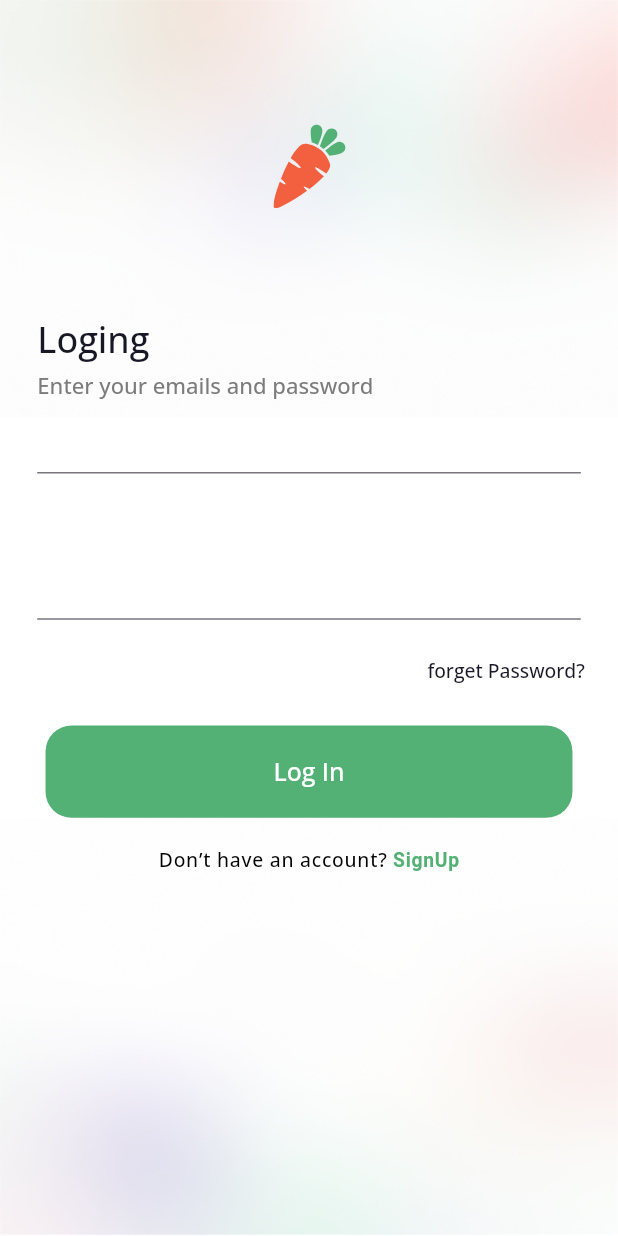
After one commit to aakanksha-bhatta/Online_Groceries_App, a Flutter app: the screen it shows after launch, after a tap on "Get Started", on a phone screen of 412 x 824 dp. The commit adds this screen. Run offline on Flutter 3.47's test engine with Material 3 defaults, Android fonts, the phone set to English and light mode, and no system bars; our stand-ins replace flutter_riverpod, flutter_screenutil, flutter_svg, go_router, shared_preferences.

Commit message:
Working on Login Page

```diff
--- a/lib/config/constants/app_color.dart
+++ b/lib/config/constants/app_color.dart
@@ -3,4 +3,6 @@ import 'package:flutter/material.dart';
 class AppColor {
   static const Color green = Color(0xFF53B175);
   static const Color white = Color(0xFFFFFFFF);
+  static const Color splashColor = Color(0xFF7BC48B);
+  // static const Color backgroundColor = Color(0xFFC4C4C4);
 }
--- /dev/null
+++ b/lib/config/route/path.dart
@@ -0,0 +1,5 @@
+class Path {
+  static const splash = '/splash';
+  static const onboarding = '/onboarding';
+  static const login = '/login';
+}
--- /dev/null
+++ b/lib/config/route/route.dart
@@ -0,0 +1,23 @@
+import 'package:go_router/go_router.dart';
+import 'package:online_groceries_app/config/route/path.dart';
+import 'package:online_groceries_app/features/auth/presentation/pages/login/login_page.dart';
+import 'package:online_groceries_app/features/auth/presentation/pages/onboarding/onboarding.dart';
+import 'package:online_groceries_app/features/auth/presentation/pages/splash/splash_screen.dart';
+
+final GoRouter router = GoRouter(
+  initialLocation: Path.splash,
+  routes:[
+    GoRoute(
+      path: Path.splash,
+      builder: (context, state) => SplashScreen(),
+    ),
+    GoRoute(
+      path: Path.onboarding,
+      builder: (context, state) => Onboarding(),
+    ),
+    GoRoute(
+      path: Path.login,
+      builder: (context, state) => LoginPage(),
+    ),
+  ]
+);
--- /dev/null
+++ b/lib/features/auth/presentation/pages/login/login_page.dart
@@ -0,0 +1,96 @@
+import 'package:flutter/material.dart';
+import 'package:flutter_screenutil/flutter_screenutil.dart';
+import 'package:flutter_svg/flutter_svg.dart';
+import 'package:online_groceries_app/features/auth/presentation/widget/background_layout_widget.dart';
+import 'package:online_groceries_app/features/auth/presentation/widget/custom_button_widget.dart';
+import 'package:online_groceries_app/features/auth/presentation/widget/input_text_form_widget.dart';
+import 'package:online_groceries_app/features/auth/presentation/widget/text_widget.dart';
+// import 'package:online_groceries_app/config/constants/app_color.dart';
+
+class LoginPage extends StatelessWidget {
+  const LoginPage({super.key});
+
+  @override
+  Widget build(BuildContext context) {
+    return Scaffold(
+      body: BackgroundLayoutWidget(
+        dynamicWidget: Stack(
+          children: [
+            Positioned(
+              top: 89.92.h,
+              left: 183.08.w,
+              child: SvgPicture.asset('assets/icons/carrot_color.svg'),
+            ),
+            Positioned(
+              top: 233.1.h, left: 25.01.w,
+              child: Column(
+                crossAxisAlignment: CrossAxisAlignment.start,
+                children: [
+                  TextWidget(
+                    title: "Loging",
+                    fontSize: 26.sp,
+                    fontWeight: FontWeight.w600,
+                    color: Color(0xFF181725),
+                    letterSpacing: 0,
+                    height: 1.0,
+                  ),
+                  TextWidget(
+                    title: "Enter your emails and password",
+                    fontSize: 16.sp,
+                    height: 2.5,
+                    fontWeight: FontWeight.w400,
+                    color: Color(0xFF7C7C7C),
+                    letterSpacing: 0,
+                  ),
+                ],
+              ),
+            ),
+            Column(
+              mainAxisAlignment: MainAxisAlignment.center,
+              children: [
+                InputTextFormWidget(),
+                InputTextFormWidget(),
+                Padding(
+                  padding: EdgeInsets.only(right: 24.08.sp),
+                  child: Align(
+                    alignment: Alignment.centerRight,
+                    child: TextWidget(title: 'forget Password?',
+                     fontSize: 14.sp,
+                      fontWeight: FontWeight.w400,
+                       color: Color(0xFF181725), letterSpacing: 0),
+                  ),
+                ),
+                SizedBox(height: 30.h,),
+                CustomButtonWidget(buttonName: "Log In"),
+                SizedBox(height: 25.h,),
+                Row(mainAxisAlignment: MainAxisAlignment.center,
+                  children: [
+                    TextWidget(title: "Don’t have an account?",
+                     fontSize: 14.sp,
+                     fontWeight: FontWeight.w600,
+                     color: Colors.black,
+                     height: 1,
+                     letterSpacing: 0.5,
+                     spans: [
+                      TextSpan(
+                        text: ' SignUp',
+                        style: TextStyle(
+                          fontSize: 14.sp,
+                          fontWeight: FontWeight.w600,
+                          color: Color(0xFF53B175),
+                          height: 1,
+                          letterSpacing: 0.5,
+                        )
+                      )
+                     ],
+                    ),
+                  ],
+                )
+                ],
+            ),
+          ],
+        ),
+      ),
+    );
+  }
+}
--- a/lib/features/auth/presentation/pages/onboarding/onboarding.dart
+++ b/lib/features/auth/presentation/pages/onboarding/onboarding.dart
@@ -1,9 +1,11 @@
 import 'package:flutter/material.dart';
 import 'package:flutter_screenutil/flutter_screenutil.dart';
 import 'package:flutter_svg/svg.dart';
+import 'package:go_router/go_router.dart';
 import 'package:online_groceries_app/features/auth/presentation/widget/custom_button_widget.dart';
 import 'package:online_groceries_app/features/auth/presentation/widget/text_widget.dart';
 import 'package:online_groceries_app/l10n/app_localizations.dart';
+import 'package:online_groceries_app/config/route/path.dart';
 
 class Onboarding extends StatelessWidget {
   const Onboarding({super.key});
@@ -11,7 +13,7 @@ class Onboarding extends StatelessWidget {
   @override
   Widget build(BuildContext context) {
     final theme = Theme.of(context);
-    final loc = AppLocalizations.of(context);
+    final loc = AppLocalizations.of(context)!;
     return Scaffold(
       body: Stack(
         children: [
@@ -44,30 +46,33 @@ class Onboarding extends StatelessWidget {
                     ),
                     SizedBox(height: 12.66.h),
                     TextWidget(
-                      title: 'Welcome',
+                      title: loc.welcome,
                       fontSize: 48.sp,
                       fontWeight: FontWeight.w600,
-                      color:theme.textTheme.displayMedium!.color! ,
+                      color: theme.textTheme.displayMedium!.color!,
                       letterSpacing: 0,
                     ),
                     TextWidget(
-                      title: 'to our store',
+                      title: loc.toOurStore,
                       fontSize: 48.sp,
                       fontWeight: FontWeight.w600,
-                      color:theme.textTheme.displayMedium!.color! ,
+                      color: theme.textTheme.displayMedium!.color!,
                       height: 0.6,
                       letterSpacing: 0,
                     ),
                     TextWidget(
-                      title: 'Ger your groceries in as fast as one hour',
+                      title: loc.gerYourGroceriesInAsFastAsOneHour,
                       fontSize: 16.sp,
                       fontWeight: FontWeight.w400,
-                      color:theme.textTheme.displayMedium!.color! ,
+                      color: theme.textTheme.displayMedium!.color!,
                       letterSpacing: 0,
                       height: 2.7,
                     ),
                     SizedBox(height: 40.88.h),
-                    CustomButtonWidget(buttonName: "Get Started")
+                    CustomButtonWidget(
+                      buttonName: loc.getStarted,
+                      onPressed: () =>context.go(Path.login),
+                    ),
                   ],
                 ),
               ),
--- a/lib/features/auth/presentation/pages/splash/splash_screen.dart
+++ b/lib/features/auth/presentation/pages/splash/splash_screen.dart
@@ -2,8 +2,9 @@ import 'package:flutter/material.dart';
 import 'package:flutter_riverpod/flutter_riverpod.dart';
 import 'package:flutter_screenutil/flutter_screenutil.dart';
 import 'package:flutter_svg/svg.dart';
-import 'package:online_groceries_app/features/auth/presentation/pages/onboarding/onboarding.dart';
+import 'package:go_router/go_router.dart';
 import 'package:online_groceries_app/features/auth/presentation/widget/text_widget.dart';
+import 'package:online_groceries_app/config/route/path.dart';
 
 class SplashScreen extends ConsumerStatefulWidget {
   const SplashScreen({super.key});
@@ -18,10 +19,9 @@ class _SplashScreenState extends ConsumerState<SplashScreen> {
     super.initState();
 
     Future.delayed(const Duration(seconds: 3), () {
-      Navigator.pushReplacement(
-        context,
-        MaterialPageRoute(builder: (_) => Onboarding()),
-      );
+      WidgetsBinding.instance.addPostFrameCallback((_) {
+        context.go(Path.onboarding);
+      });
     });
   }
 
@@ -56,7 +56,7 @@ class _SplashScreenState extends ConsumerState<SplashScreen> {
                 ),
               ],
             ),
-            SizedBox(height: 25.h),
+            SizedBox(height: 35.h),
             const CircularProgressIndicator(
               color: Colors.white,
               strokeWidth: 2.5,
--- /dev/null
+++ b/lib/features/auth/presentation/widget/background_layout_widget.dart
@@ -0,0 +1,27 @@
+import 'package:flutter/material.dart';
+import 'package:online_groceries_app/config/constants/app_color.dart';
+// import 'package:online_groceries_app/features/auth/presentation/widget/input_text_form_widget.dart';
+
+class BackgroundLayoutWidget extends StatelessWidget {
+  final Widget dynamicWidget;
+
+  const BackgroundLayoutWidget({super.key, required this.dynamicWidget});
+
+  @override
+  Widget build(BuildContext context) {
+    return Stack(
+      children: [
+        Container(
+          decoration: BoxDecoration(
+            color: AppColor.white,
+            image: DecorationImage(
+              image: AssetImage('assets/images/mask_group.png'),
+              fit: BoxFit.fill,
+            ),
+          ),
+        ),
+        dynamicWidget
+      ],
+    );
+  }
+}
--- a/lib/features/auth/presentation/widget/custom_button_widget.dart
+++ b/lib/features/auth/presentation/widget/custom_button_widget.dart
@@ -1,34 +1,42 @@
 import 'package:flutter/material.dart';
 import 'package:flutter_screenutil/flutter_screenutil.dart';
+import 'package:online_groceries_app/config/constants/app_color.dart';
 import 'package:online_groceries_app/features/auth/presentation/widget/text_widget.dart';
 
-class CustomButtonWidget extends StatelessWidget{
+class CustomButtonWidget extends StatelessWidget {
   final void Function()? onPressed;
   final String buttonName;
 
-
-  const CustomButtonWidget({super.key, this.onPressed, required this.buttonName});
+  const CustomButtonWidget({
+    super.key,
+    this.onPressed,
+    required this.buttonName,
+  });
 
   @override
   Widget build(BuildContext context) {
-        final theme = Theme.of(context);
-    return ElevatedButton(
-      onPressed: onPressed,
-      child: Container(
-        height: 67.h, width: 353.w,
-        decoration: BoxDecoration(
-          color: theme.primaryColor,
-          borderRadius: BorderRadius.circular(19.r)
-        ),
-        child: Center(
+    final theme = Theme.of(context);
+
+    return Material(
+      color: theme.primaryColor,
+      borderRadius: BorderRadius.circular(19.r),
+      child: InkWell(
+        onTap: onPressed,
+        splashColor: AppColor.splashColor,
+        borderRadius: BorderRadius.circular(19.r),
+        child: Container(
+          height: 67.h,
+          width: 353.w,
+          alignment: Alignment.center,
           child: TextWidget(
             title: buttonName,
-           fontSize: 18.sp,
+            fontSize: 18.sp,
             fontWeight: FontWeight.w600,
-             color:theme.textTheme.displayMedium!.color!,
-              letterSpacing: 0),
+            color: theme.textTheme.displayMedium?.color ?? Colors.white,
+            letterSpacing: 0,
+          ),
         ),
-
-      ));
+      ),
+    );
   }
 }
--- /dev/null
+++ b/lib/features/auth/presentation/widget/input_text_form_widget.dart
@@ -0,0 +1,47 @@
+import 'package:flutter/material.dart';
+
+class InputTextFormWidget extends StatelessWidget {
+  final TextEditingController? controller;
+  final String? hintText;
+  final bool obscureText;
+  final TextInputType keyboardType;
+  final String? Function(String?)? validator;
+
+
+  const InputTextFormWidget({
+    super.key,
+    this.controller,
+    this.hintText,
+    this.obscureText = false,
+    this.keyboardType = TextInputType.text,
+    this.validator,
+  });
+
+  @override
+  Widget build(BuildContext context) {
+    return Padding(
+      padding: const EdgeInsets.all(24.8),
+      // if (labelTxt != null && labelTxt!.isNotEmpty) ...[
+      //       TextWidget(
+      //         txt: labelTxt!,
+      //         fontWeight: FontWeight.w600,
+      //         fontSize: 12.sp,
+      //         txtColor: Color(0xFF979797),
+      //       ),
+      //       SizedBox(height: 8.h),
+      //     ] else ...[
+      //       SizedBox(height: 2.h),
+      // ],
+      child: TextFormField(
+        controller: controller,
+        obscureText: obscureText,
+        keyboardType: keyboardType,
+        validator: validator,
+        decoration: InputDecoration(
+          hintText: hintText,
+          contentPadding: const EdgeInsets.symmetric(horizontal: 16, vertical: 12),
+        ),
+      ),
+    );
+  }
+}
--- a/lib/features/auth/presentation/widget/text_widget.dart
+++ b/lib/features/auth/presentation/widget/text_widget.dart
@@ -9,6 +9,9 @@ class TextWidget extends StatelessWidget {
   final double letterSpacing;
   final double? height;
 
+  /// Optional span parts (e.g. for styling a word differently)
+  final List<InlineSpan>? spans;
+
   const TextWidget({
     super.key,
     required this.title,
@@ -18,19 +21,36 @@ class TextWidget extends StatelessWidget {
     this.fontFamily,
     required this.letterSpacing,
     this.height,
+    this.spans,
   });
 
   @override
   Widget build(BuildContext context) {
+    if (spans != null && spans!.isNotEmpty) {
+      return RichText(
+        text: TextSpan(
+          text: title,
+          style: TextStyle(
+            fontSize: fontSize,
+            fontWeight: fontWeight,
+            color: color,
+            fontFamily: fontFamily ?? 'OpenSans',
+            letterSpacing: letterSpacing,
+            height: height,
+          ),
+          children: spans,
+        ),
+      );
+    }
     return Text(
       title,
       style: TextStyle(
-        fontFamily: 'OpenSans',
         fontSize: fontSize,
         fontWeight: fontWeight,
         color: color,
+        fontFamily: fontFamily ?? 'OpenSans',
+        letterSpacing: letterSpacing,
         height: height,
-        letterSpacing: letterSpacing,
       ),
     );
   }
--- a/lib/main.dart
+++ b/lib/main.dart
@@ -2,12 +2,11 @@ import 'package:flutter/material.dart';
 import 'package:flutter_localizations/flutter_localizations.dart';
 import 'package:flutter_riverpod/flutter_riverpod.dart';
 import 'package:flutter_screenutil/flutter_screenutil.dart';
+import 'package:online_groceries_app/config/route/route.dart';
 import 'package:online_groceries_app/config/theme/theme.dart';
 import 'package:online_groceries_app/config/theme/theme_provider.dart';
 import 'package:online_groceries_app/core/services/language_provider.dart';
-import 'package:online_groceries_app/features/auth/presentation/pages/splash/splash_screen.dart';
 import 'package:online_groceries_app/l10n/app_localizations.dart';
-import 'package:online_groceries_app/l10n/app_localizations_de.dart';
 
 void main() {
   runApp(
@@ -29,11 +28,12 @@ class MyApp extends StatelessWidget {
       builder: (context, ref, _) {
         final themeMode = ref.watch(themeModeProvider);
         final appLocale = ref.watch(localeProvider);
-        return MaterialApp(
+        return MaterialApp.router(
           themeMode: themeMode,
           theme: AppTheme.lightTheme(),
           darkTheme: AppTheme.darkTheme(),
           debugShowCheckedModeBanner: false,
+          routerConfig: router,
           locale: appLocale,
           supportedLocales: const[
             Locale('en'),
@@ -46,7 +46,6 @@ class MyApp extends StatelessWidget {
             GlobalWidgetsLocalizations.delegate,
             GlobalCupertinoLocalizations.delegate
           ],
-          home: const SplashScreen(),
         );
       },
     );
```
Also changed, not shown: pubspec.yaml (+6 -4 lines), assets/icons/carrot_color.svg (added), assets/images/mask_group.png (added), pubspec.lock.
